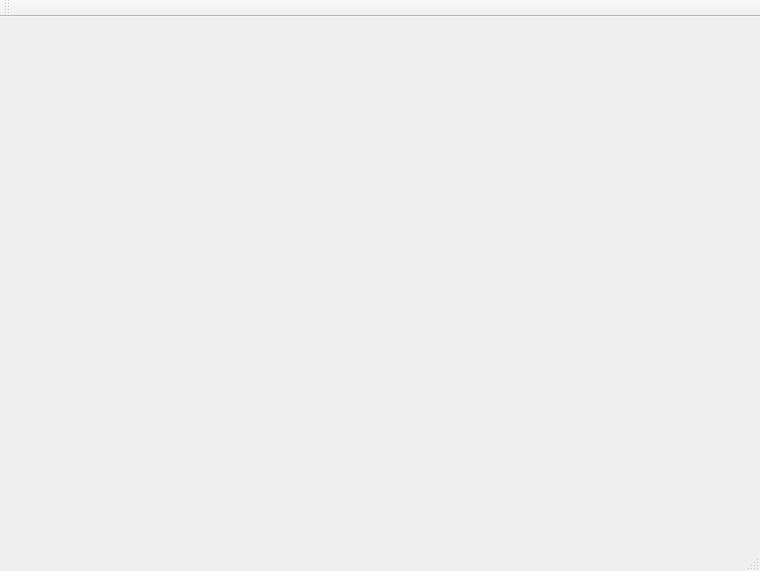
First picture: the form in views/forms/main_form.ui, repository VladimirBalun/SchoolDataBase, before the edit.
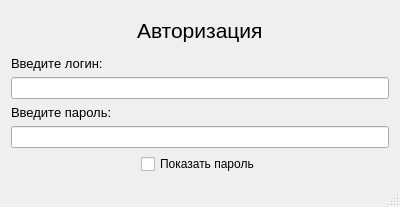
Second picture: the form after the edit.

Patch:
```diff
--- a/views/forms/main_form.ui
+++ b/views/forms/main_form.ui
@@ -6,31 +6,149 @@
    <rect>
     <x>0</x>
     <y>0</y>
-    <width>760</width>
-    <height>571</height>
+    <width>400</width>
+    <height>207</height>
    </rect>
   </property>
+  <property name="minimumSize">
+   <size>
+    <width>300</width>
+    <height>0</height>
+   </size>
+  </property>
+  <property name="maximumSize">
+   <size>
+    <width>400</width>
+    <height>220</height>
+   </size>
+  </property>
   <property name="windowTitle">
    <string>Школьная база данных</string>
   </property>
-  <widget class="QWidget" name="centralWidget"/>
-  <widget class="QMenuBar" name="menuBar">
-   <property name="geometry">
-    <rect>
-     <x>0</x>
-     <y>0</y>
-     <width>760</width>
-     <height>22</height>
-    </rect>
-   </property>
-  </widget>
-  <widget class="QToolBar" name="mainToolBar">
-   <attribute name="toolBarArea">
-    <enum>TopToolBarArea</enum>
-   </attribute>
-   <attribute name="toolBarBreak">
-    <bool>false</bool>
-   </attribute>
+  <widget class="QWidget" name="centralWidget">
+   <layout class="QVBoxLayout" name="verticalLayout_3">
+    <item>
+     <layout class="QHBoxLayout" name="horizontalLayout">
+      <item>
+       <spacer name="horizontalSpacer">
+        <property name="orientation">
+         <enum>Qt::Horizontal</enum>
+        </property>
+        <property name="sizeHint" stdset="0">
+         <size>
+          <width>40</width>
+          <height>20</height>
+         </size>
+        </property>
+       </spacer>
+      </item>
+      <item>
+       <widget class="QLabel" name="label">
+        <property name="font">
+         <font>
+          <pointsize>16</pointsize>
+         </font>
+        </property>
+        <property name="text">
+         <string>Авторизация</string>
+        </property>
+       </widget>
+      </item>
+      <item>
+       <spacer name="horizontalSpacer_2">
+        <property name="orientation">
+         <enum>Qt::Horizontal</enum>
+        </property>
+        <property name="sizeHint" stdset="0">
+         <size>
+          <width>40</width>
+          <height>20</height>
+         </size>
+        </property>
+       </spacer>
+      </item>
+     </layout>
+    </item>
+    <item>
+     <layout class="QVBoxLayout" name="verticalLayout">
+      <item>
+       <widget class="QLabel" name="label_2">
+        <property name="font">
+         <font>
+          <pointsize>10</pointsize>
+         </font>
+        </property>
+        <property name="text">
+         <string>Введите логин:</string>
+        </property>
+       </widget>
+      </item>
+      <item>
+       <widget class="QLineEdit" name="editLogin"/>
+      </item>
+     </layout>
+    </item>
+    <item>
+     <layout class="QVBoxLayout" name="verticalLayout_2">
+      <item>
+       <widget class="QLabel" name="label_3">
+        <property name="font">
+         <font>
+          <pointsize>10</pointsize>
+         </font>
+        </property>
+        <property name="text">
+         <string>Введите пароль:</string>
+        </property>
+       </widget>
+      </item>
+      <item>
+       <widget class="QLineEdit" name="lineEdit">
+        <property name="echoMode">
+         <enum>QLineEdit::Password</enum>
+        </property>
+       </widget>
+      </item>
+     </layout>
+    </item>
+    <item>
+     <layout class="QHBoxLayout" name="horizontalLayout_2">
+      <item>
+       <spacer name="horizontalSpacer_3">
+        <property name="orientation">
+         <enum>Qt::Horizontal</enum>
+        </property>
+        <property name="sizeHint" stdset="0">
+         <size>
+          <width>40</width>
+          <height>20</height>
+         </size>
+        </property>
+       </spacer>
+      </item>
+      <item>
+       <widget class="QCheckBox" name="checkBox">
+        <property name="text">
+         <string>Показать пароль</string>
+        </property>
+       </widget>
+      </item>
+      <item>
+       <spacer name="horizontalSpacer_4">
+        <property name="orientation">
+         <enum>Qt::Horizontal</enum>
+        </property>
+        <property name="sizeHint" stdset="0">
+         <size>
+          <width>40</width>
+          <height>20</height>
+         </size>
+        </property>
+       </spacer>
+      </item>
+     </layout>
+    </item>
+   </layout>
   </widget>
   <widget class="QStatusBar" name="statusBar"/>
  </widget>
```
Left out of the diff: 2 changed lines with no effect on the pictures.
